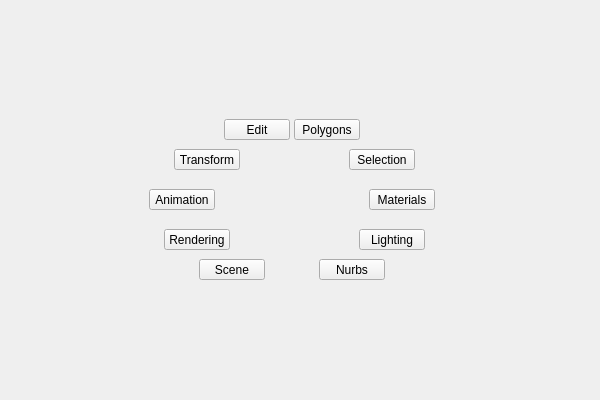
The window that radial/ui/uiLevel_1/main.ui (m3trik/radial) describes before a commit, drawn with Qt 5.
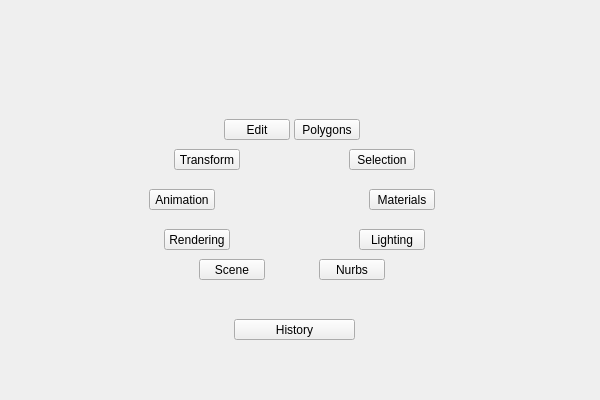
The same window after the commit.

The edit to the form file:
```diff
--- a/radial/ui/uiLevel_1/main.ui
+++ b/radial/ui/uiLevel_1/main.ui
@@ -71,6 +71,34 @@
          <height>101</height>
         </rect>
        </property>
+       <widget class="QPushButton" name="i000">
+        <property name="geometry">
+         <rect>
+          <x>95</x>
+          <y>30</y>
+          <width>121</width>
+          <height>21</height>
+         </rect>
+        </property>
+        <property name="minimumSize">
+         <size>
+          <width>0</width>
+          <height>21</height>
+         </size>
+        </property>
+        <property name="maximumSize">
+         <size>
+          <width>16777215</width>
+          <height>21</height>
+         </size>
+        </property>
+        <property name="whatsThis">
+         <string>main_lower</string>
+        </property>
+        <property name="text">
+         <string>History</string>
+        </property>
+       </widget>
       </widget>
       <widget class="QWidget" name="main" native="true">
        <property name="geometry">
```
Left out of the diff: 3 changed lines with no effect on the pictures.
